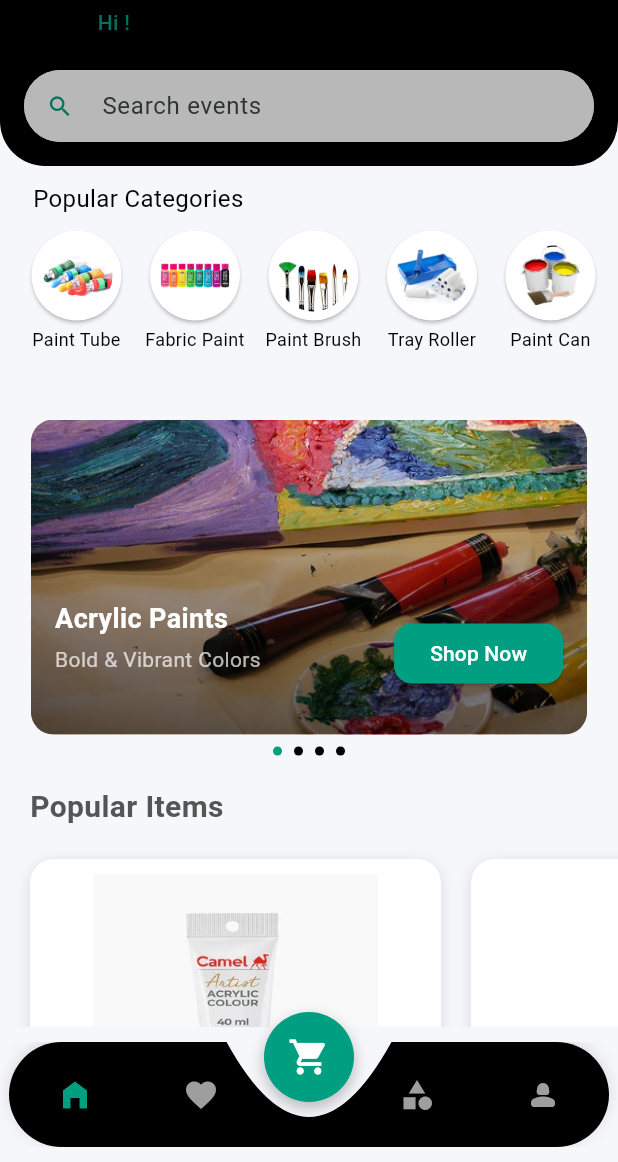
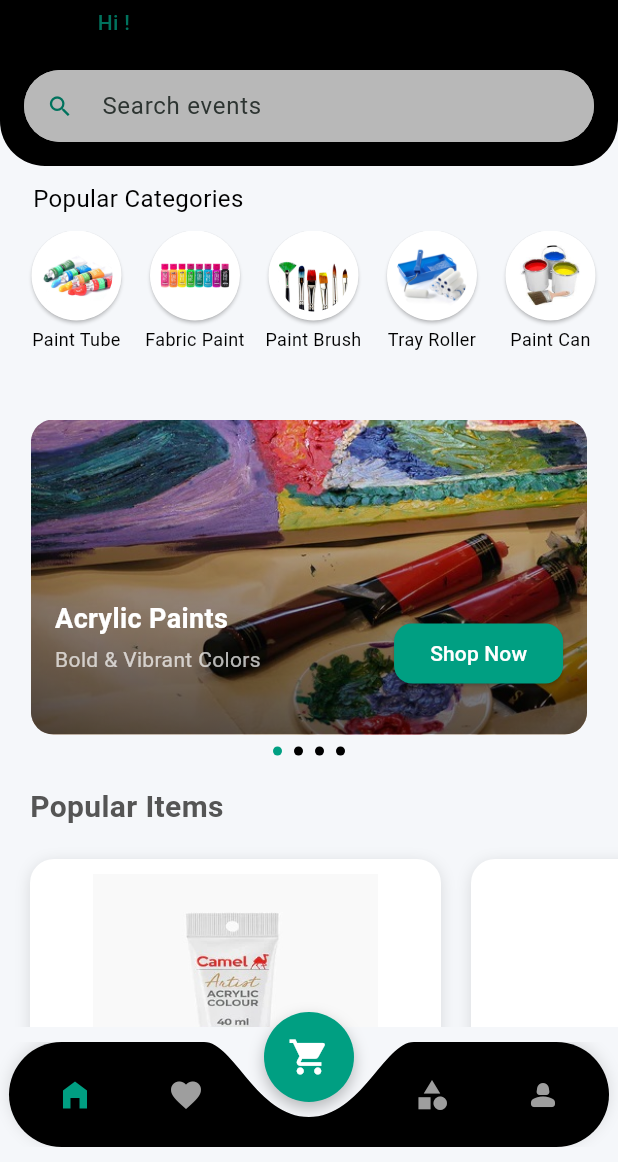
Before and after one commit to devanarose/arteva, a Flutter app: the HomeScreen screen opened by its route, on a phone screen of 412 x 824 dp, the part 74-1236 px from its top. Run offline on Flutter 3.47's test engine with Material 3 defaults, Android fonts, the phone set to English and light mode, and no system bars; drawn by our look-alikes of carousel_slider, smooth_page_indicator; our stand-ins replace badges, flutter_native_splash, shared_preferences; accounts and stored records are empty; Roboto replaces fonts that are missing (Times New Roman).

Commit message:
Initial commit

```diff
--- a/lib/models/bottom_navbar_design.dart
+++ b/lib/models/bottom_navbar_design.dart
@@ -1,19 +1,28 @@
 import 'package:flutter/material.dart';
+
 class BottomNavBarClipper extends CustomClipper<Path> {
   @override
   Path getClip(Size size) {
-    final path = Path();
-    final double curveRadius = 100;
-    final double curveWidth = 110;
+    final Path path = Path();
 
+    final double curveDepth = 50;
+    final double curveWidth = 100;
     final double centerX = size.width / 2;
 
-    path.lineTo(centerX - curveWidth / 2, 0);
+    final double leftPoint = centerX - curveWidth / 2;
+    final double rightPoint = centerX + curveWidth / 2;
 
-    path.quadraticBezierTo(
-      centerX,
-      curveRadius,
-      centerX + curveWidth / 2, 0,
+    path.lineTo(leftPoint - 20, 0);
+
+    path.cubicTo(
+      leftPoint, 0,
+      leftPoint + 15, curveDepth,
+      centerX, curveDepth,
+    );
+    path.cubicTo(
+      rightPoint - 15, curveDepth,
+      rightPoint, 0,
+      rightPoint + 20, 0,
     );
 
     path.lineTo(size.width, 0);
--- a/lib/providers/cart_provider.dart
+++ b/lib/providers/cart_provider.dart
@@ -18,6 +18,7 @@ class CartItem {
 class CartProvider extends ChangeNotifier {
   final List<CartItem> _items = [];
   List<CartItem> get items => _items;
+  int get uniqueItemCount => _items.length;
 
   int get cartCount => _items.fold(0,(sum,item) => sum + item.quantity);
   double get total => _items.fold(0,(sum,item) => sum + (item.price * item.quantity));
@@ -31,6 +32,38 @@ class CartProvider extends ChangeNotifier {
       _items.add(newItem);
     }
     notifyListeners();
+  }
+
+  void increaseQuantity(String title) {
+    final index = _items.indexWhere((item) => item.title == title);
+    if (index != -1) {
+      _items[index].quantity++;
+      notifyListeners();
+    }
+  }
+
+  void decreaseQuantity(String title) {
+    final index = _items.indexWhere((item) => item.title == title);
+    if (index != -1) {
+      if (_items[index].quantity > 1) {
+        _items[index].quantity--;
+      } else {
+        _items.removeAt(index);
+      }
+      notifyListeners();
+    }
+  }
+
+  bool isInCart(String title) {
+    return _items.any((item) => item.title == title);
+  }
+
+  CartItem? getItem(String title) {
+    try {
+      return _items.firstWhere((item) => item.title == title);
+    } catch (_) {
+      return null;
+    }
   }
 
   void clear(){
--- a/lib/screens/cart_page.dart
+++ b/lib/screens/cart_page.dart
@@ -149,7 +149,7 @@ class CartPage extends StatelessWidget {
                     },
                     style: ElevatedButton.styleFrom(
                       backgroundColor: Theme.of(context).primaryColor,
-                      padding: const EdgeInsets.symmetric(vertical: 14),
+                      padding: const EdgeInsets.symmetric(vertical: 10),
                       shape: RoundedRectangleBorder(
                         borderRadius: BorderRadius.circular(12),
                       ),
--- a/lib/screens/home_screen.dart
+++ b/lib/screens/home_screen.dart
@@ -9,6 +9,7 @@ import 'package:provider/provider.dart';
 
 import '../models/bottom_navbar_design.dart';
 import '../providers/cart_provider.dart';
+
 import '../widget/categorygrid_widget.dart';
 import 'package:badges/badges.dart' as badges;
 
@@ -86,7 +87,7 @@ class _HomeScreenState extends State<HomeScreen> {
                   ),
 
                   Transform.translate(
-                    offset: Offset(-20, 0),
+                    offset: Offset(-30, 0),
                     child: IconButton(
                       icon: Icon(Icons.favorite,
                           color: _currentIndex == 1
@@ -97,7 +98,7 @@ class _HomeScreenState extends State<HomeScreen> {
                   ),
 
                   Transform.translate(
-                    offset: Offset(20, 0),
+                    offset: Offset(30, 0),
                     child: IconButton(
                       icon: Icon(Icons.category_sharp,
                           color: _currentIndex == 3
@@ -151,7 +152,7 @@ class _HomeScreenState extends State<HomeScreen> {
                             ),
                           ),
 
-                          if (cartProvider.cartCount > 0)
+                          if (cartProvider.uniqueItemCount > 0)
                             Positioned(
                               right: 2,
                               top: 2,
@@ -163,7 +164,7 @@ class _HomeScreenState extends State<HomeScreen> {
                                 ),
                                 constraints: const BoxConstraints(minWidth: 16, minHeight: 16),
                                 child: Text(
-                                  '${cartProvider.cartCount}',
+                                  '${cartProvider.uniqueItemCount}',
                                   style: const TextStyle(
                                     color: Colors.white,
                                     fontSize: 10,
--- a/lib/widget/product_card.dart
+++ b/lib/widget/product_card.dart
@@ -105,14 +105,13 @@ class _ProductCardState extends State<ProductCard> {
                     return IconButton(
                       icon: Icon(
                         isWishlisted ? Icons.favorite : Icons.favorite_border,
-                        size: 30,
+                        size: 28,
                         color: isWishlisted ? Theme.of(context).primaryColor : Colors.grey,
                       ),
                       padding: EdgeInsets.zero,
                       onPressed: () {
                         if (isWishlisted) {
                           wishlistProvider.removeFromWishlist(widget.title);
-
                         } else {
                           wishlistProvider.addToWishlist(
                             WishlistItem(
@@ -122,19 +121,68 @@ class _ProductCardState extends State<ProductCard> {
                               price: widget.price,
                             ),
                           );
-
                         }
                       },
                     );
                   },
                 ),
 
+                Spacer(),
 
-                const SizedBox(width: 6),
-                Expanded(
+                Consumer<CartProvider>(
+                  builder: (context, cartProvider, _) {
+                    final isInCart = cartProvider.isInCart(widget.title);
+                    final cartItem = cartProvider.getItem(widget.title);
+
+                    return isInCart
+                        ? Container(
+                      padding: const EdgeInsets.symmetric(horizontal: 40, vertical: 6),
+                      decoration: BoxDecoration(
+                        border: Border.all(color: Theme.of(context).primaryColor),
+                        borderRadius: BorderRadius.circular(30),
+                      ),
+                      child: Row(
+                        children: [
+                          GestureDetector(
+                            onTap: () {
+                              cartProvider.decreaseQuantity(widget.title);
+                            },
+                            child: Container(
+                              padding: const EdgeInsets.all(4),
+                              decoration: BoxDecoration(
+                                shape: BoxShape.circle,
+                                border: Border.all(color: Theme.of(context).primaryColor),
+                              ),
+                              child: Icon(Icons.remove, size: 14, color: Theme.of(context).primaryColor),
+                            ),
+                          ),
+                          const SizedBox(width: 10),
+                          Text(
+                            '${cartItem?.quantity ?? 1}',
+                            style: const TextStyle(fontSize: 15, fontWeight: FontWeight.bold),
+                          ),
+                          const SizedBox(width: 10),
+                          GestureDetector(
+                            onTap: () {
+                              cartProvider.increaseQuantity(widget.title);
+                            },
+                            child: Container(
+                              padding: const EdgeInsets.all(4),
+                              decoration: BoxDecoration(
+                                shape: BoxShape.circle,
+                                color: Theme.of(context).primaryColor,
+                              ),
+                              child: const Icon(Icons.add, size: 14, color: Colors.white),
+                            ),
+                          ),
+                        ],
+                      ),
+                    )
+                        : SizedBox(
+                      width: 170,
+                      // height: 36,
                       child: ElevatedButton(
                         onPressed: () {
-                      final cartProvider = Provider.of<CartProvider>(context, listen: false);
                           cartProvider.addItem(
                             CartItem(
                               title: widget.title,
@@ -146,9 +194,17 @@ class _ProductCardState extends State<ProductCard> {
                         },
                         style: ElevatedButton.styleFrom(
                           backgroundColor: Theme.of(context).primaryColor,
+                          shape: RoundedRectangleBorder(
+                            borderRadius: BorderRadius.circular(30),
                           ),
-                    child: const Text('Add to Bag'),
                         ),
+                        child: const Text(
+                          'Add to Bag',
+                          style: TextStyle(fontSize: 14, fontWeight: FontWeight.w600),
+                        ),
+                      ),
+                    );
+                  },
                 ),
               ],
             ),
```
Lines whose indentation alone changed are shown as unchanged.
